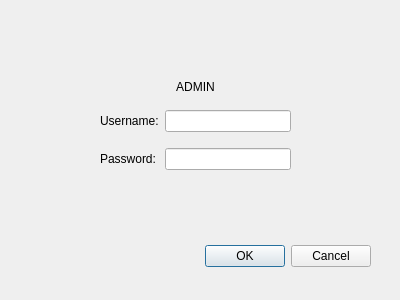
Above: UI/Login/login.ui from FoxStack/Mobius before the change. Below: the same form after it.
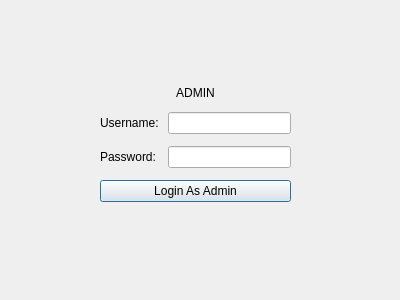
That is the form after the change.

Commit message: modified the login page and contact us

The edit to the form file:
```diff
--- a/UI/Login/login.ui
+++ b/UI/Login/login.ui
@@ -13,50 +13,17 @@
   <property name="windowTitle">
    <string>Dialog</string>
   </property>
-  <widget class="QDialogButtonBox" name="buttonBox">
-   <property name="geometry">
-    <rect>
-     <x>30</x>
-     <y>240</y>
-     <width>341</width>
-     <height>32</height>
-    </rect>
-   </property>
-   <property name="orientation">
-    <enum>Qt::Horizontal</enum>
-   </property>
-   <property name="standardButtons">
-    <set>QDialogButtonBox::Cancel|QDialogButtonBox::Ok</set>
-   </property>
-  </widget>
   <widget class="QWidget" name="layoutWidget">
    <property name="geometry">
     <rect>
      <x>100</x>
-     <y>70</y>
+     <y>80</y>
      <width>191</width>
-     <height>112</height>
+     <height>131</height>
     </rect>
    </property>
    <layout class="QGridLayout" name="gridLayout">
-    <item row="2" column="1">
-     <widget class="QLineEdit" name="passwordInput">
-      <property name="echoMode">
-       <enum>QLineEdit::Password</enum>
-      </property>
-     </widget>
-    </item>
-    <item row="1" column="1">
-     <widget class="QLineEdit" name="usernameInput"/>
-    </item>
-    <item row="1" column="0">
-     <widget class="QLabel" name="usernameLabel">
-      <property name="text">
-       <string>Username:</string>
-      </property>
-     </widget>
-    </item>
-    <item row="0" column="0" colspan="2">
+    <item row="0" column="0" colspan="3">
      <widget class="QLabel" name="adminLabel">
       <property name="sizePolicy">
        <sizepolicy hsizetype="Preferred" vsizetype="Fixed">
@@ -75,6 +42,16 @@
       </property>
      </widget>
     </item>
+    <item row="1" column="0" colspan="2">
+     <widget class="QLabel" name="usernameLabel">
+      <property name="text">
+       <string>Username:</string>
+      </property>
+     </widget>
+    </item>
+    <item row="1" column="2">
+     <widget class="QLineEdit" name="usernameInput"/>
+    </item>
     <item row="2" column="0">
      <widget class="QLabel" name="passwordLabel">
       <property name="text">
@@ -82,6 +59,20 @@
       </property>
      </widget>
     </item>
+    <item row="2" column="2">
+     <widget class="QLineEdit" name="passwordInput">
+      <property name="echoMode">
+       <enum>QLineEdit::Password</enum>
+      </property>
+     </widget>
+    </item>
+    <item row="3" column="0" colspan="3">
+     <widget class="QPushButton" name="adminLoginBut">
+      <property name="text">
+       <string>Login As Admin</string>
+      </property>
+     </widget>
+    </item>
    </layout>
   </widget>
  </widget>
```
Left out of the diff: 35 changed lines with no effect on the pictures. The commit also changes 2 other files.
